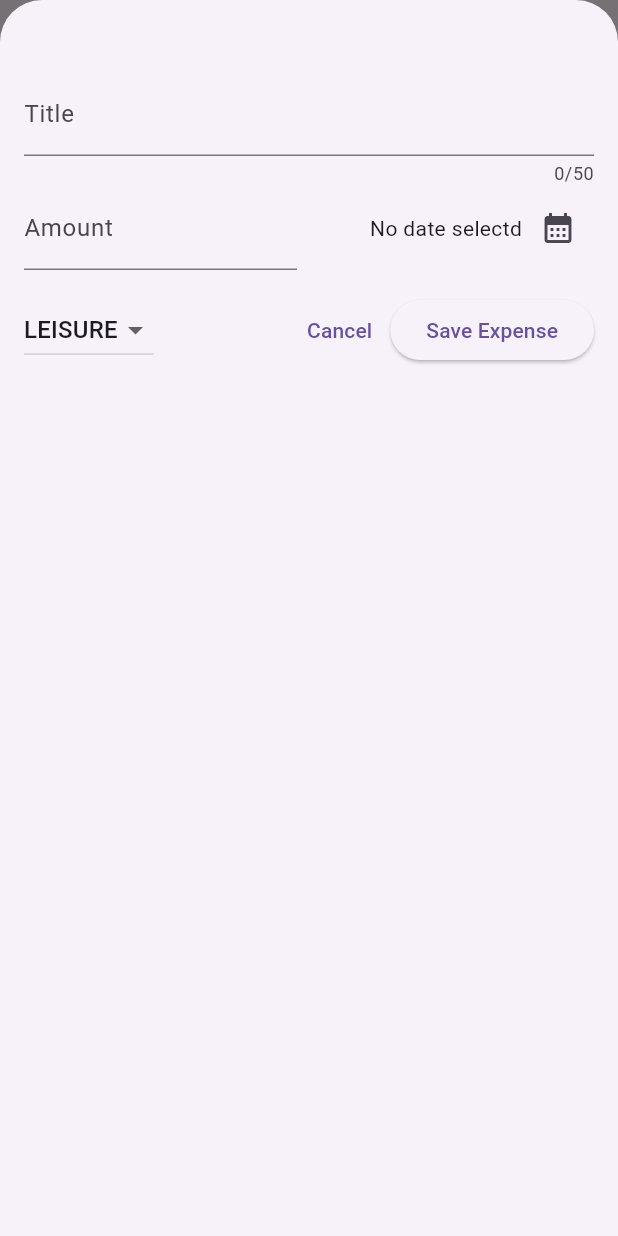
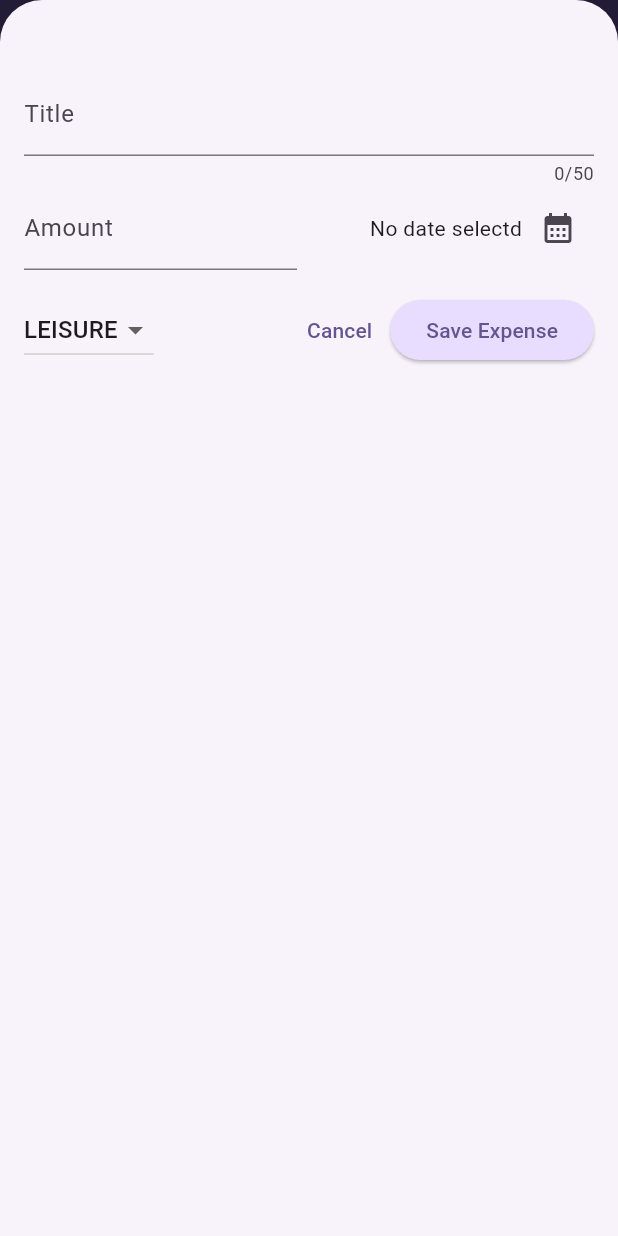
Before and after one commit to itman85/ExpenseTrackerFlutterApp, a Flutter app: the screen it shows after launch, after a tap on the "add" icon, on a phone screen of 412 x 824 dp. Run offline on Flutter 3.47's test engine with Material 3 defaults, Android fonts, the light colour scheme and no system bars.

Commit message:
use theme, color scheme, card theme, text theme, use theme in widget

```diff
--- a/lib/main.dart
+++ b/lib/main.dart
@@ -1,6 +1,26 @@
 import 'package:flutter/material.dart';
 import 'package:expensetrackerflutterapp/widgets/expenses.dart';
 
+var kColorScheme =
+    ColorScheme.fromSeed(seedColor: const Color.fromARGB(255, 96, 59, 181));
 void main() {
-  runApp(const MaterialApp(home: Expenses()));
+  runApp(MaterialApp(
+      theme: ThemeData(
+          useMaterial3: true,
+          colorScheme: kColorScheme,
+          appBarTheme: const AppBarTheme().copyWith(
+              backgroundColor: kColorScheme.onPrimaryContainer,
+              foregroundColor: kColorScheme.primaryContainer),
+          cardTheme: CardTheme(
+              color: kColorScheme.secondaryContainer,
+              margin: const EdgeInsets.symmetric(vertical: 16, horizontal: 8)),
+          elevatedButtonTheme: ElevatedButtonThemeData(
+              style: ElevatedButton.styleFrom(
+                  backgroundColor: kColorScheme.primaryContainer)),
+          textTheme: ThemeData().textTheme.copyWith(
+              titleLarge: TextStyle(
+                  fontWeight: FontWeight.normal,
+                  color: kColorScheme.onSecondaryContainer,
+                  fontSize: 14))),
+      home: const Expenses()));
 }
--- a/lib/widgets/expenses_list/expense_item.dart
+++ b/lib/widgets/expenses_list/expense_item.dart
@@ -10,8 +10,12 @@ class ExpenseItem extends StatelessWidget {
       child: Padding(
         padding: const EdgeInsets.symmetric(horizontal: 20, vertical: 16),
         child: Column(
+          crossAxisAlignment: CrossAxisAlignment.start,
           children: [
-            Text(expense.title),
+            Text(
+              expense.title,
+              style: Theme.of(context).textTheme.titleLarge,
+            ),
             const SizedBox(
               height: 4,
             ),
--- a/lib/widgets/expenses_list/expenses_list.dart
+++ b/lib/widgets/expenses_list/expenses_list.dart
@@ -15,6 +15,11 @@ class ExpensesList extends StatelessWidget {
         itemBuilder: (ctx, index) {
           return Dismissible(
               key: ValueKey(expenses[index]),
+              background: Container(
+                color: Theme.of(context).colorScheme.error.withOpacity(0.75),
+                margin: EdgeInsets.symmetric(
+                    horizontal: Theme.of(context).cardTheme.margin!.horizontal),
+              ),
               onDismissed: (direction) {
                 onRemoveExpense(expenses[index]);
               },
```
